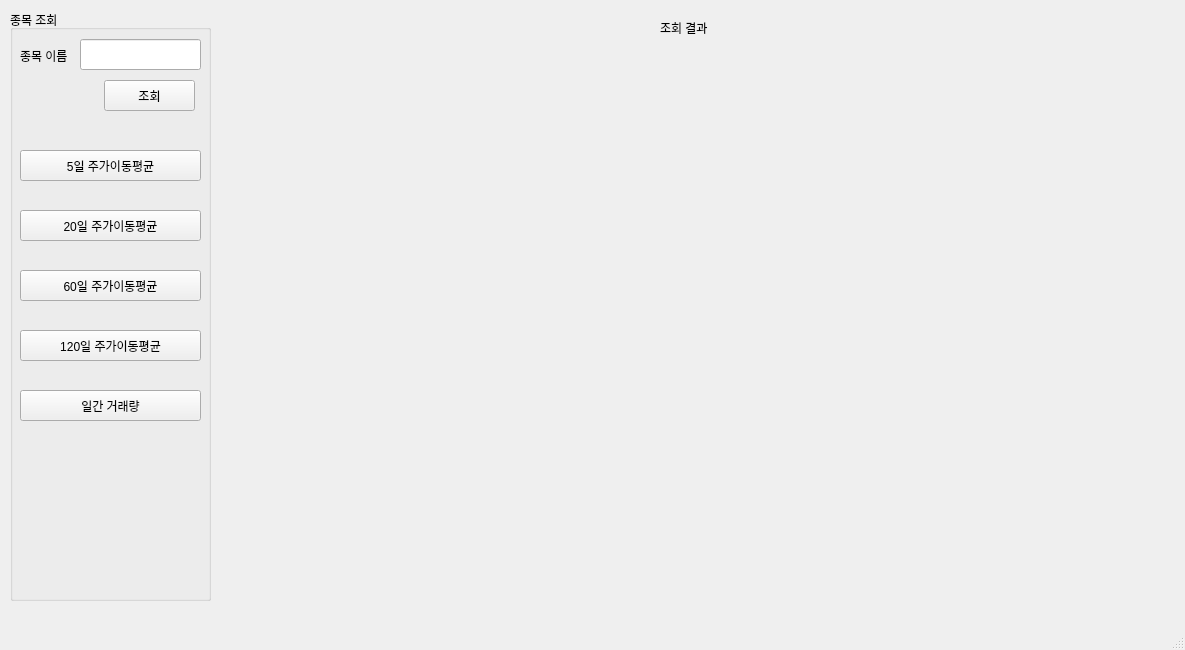
The window that pythonProject6/stockFinder.ui (Insung0424/pythonMini_project) describes before a commit, drawn with Qt 5.
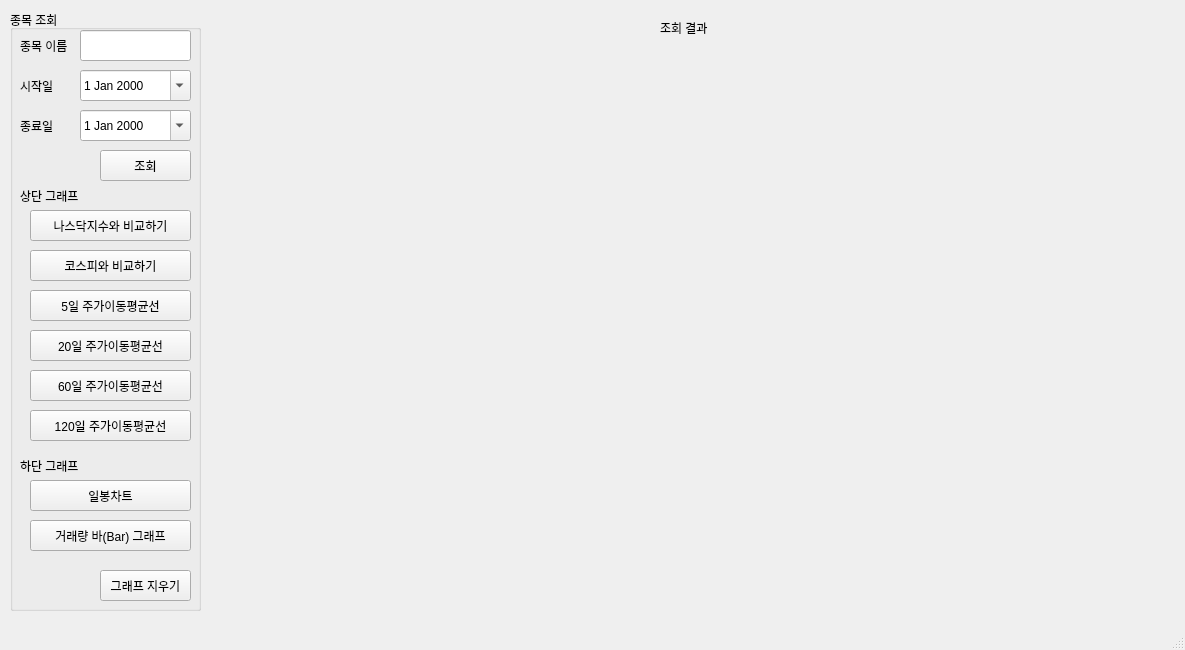
The same window after the commit. Icons and pictures are not drawn.

What changed in the file:
```diff
--- a/pythonProject6/stockFinder.ui
+++ b/pythonProject6/stockFinder.ui
@@ -23,8 +23,8 @@
      <rect>
       <x>10</x>
       <y>10</y>
-      <width>201</width>
-      <height>591</height>
+      <width>191</width>
+      <height>601</height>
      </rect>
     </property>
     <property name="title">
@@ -34,7 +34,7 @@
      <property name="geometry">
       <rect>
        <x>10</x>
-       <y>40</y>
+       <y>30</y>
        <width>56</width>
        <height>12</height>
       </rect>
@@ -46,8 +46,8 @@
     <widget class="QPushButton" name="pushButton">
      <property name="geometry">
       <rect>
-       <x>94</x>
-       <y>70</y>
+       <x>90</x>
+       <y>140</y>
        <width>91</width>
        <height>31</height>
       </rect>
@@ -59,78 +59,226 @@
     <widget class="QPushButton" name="pushButton_2">
      <property name="geometry">
       <rect>
-       <x>10</x>
-       <y>140</y>
-       <width>181</width>
+       <x>20</x>
+       <y>280</y>
+       <width>161</width>
        <height>31</height>
       </rect>
      </property>
      <property name="text">
-      <string>5일 주가이동평균</string>
+      <string>5일 주가이동평균선</string>
      </property>
     </widget>
     <widget class="QPushButton" name="pushButton_3">
      <property name="geometry">
       <rect>
-       <x>10</x>
-       <y>200</y>
-       <width>181</width>
+       <x>20</x>
+       <y>320</y>
+       <width>161</width>
        <height>31</height>
       </rect>
      </property>
      <property name="text">
-      <string>20일 주가이동평균</string>
+      <string>20일 주가이동평균선</string>
      </property>
     </widget>
     <widget class="QPushButton" name="pushButton_4">
      <property name="geometry">
       <rect>
-       <x>10</x>
-       <y>260</y>
-       <width>181</width>
+       <x>20</x>
+       <y>360</y>
+       <width>161</width>
        <height>31</height>
       </rect>
      </property>
      <property name="text">
-      <string>60일 주가이동평균</string>
+      <string>60일 주가이동평균선</string>
      </property>
     </widget>
     <widget class="QPushButton" name="pushButton_5">
      <property name="geometry">
       <rect>
-       <x>10</x>
-       <y>320</y>
-       <width>181</width>
+       <x>20</x>
+       <y>400</y>
+       <width>161</width>
        <height>31</height>
       </rect>
      </property>
      <property name="text">
-      <string>120일 주가이동평균</string>
+      <string>120일 주가이동평균선</string>
      </property>
     </widget>
     <widget class="QPushButton" name="pushButton_6">
      <property name="geometry">
       <rect>
-       <x>10</x>
-       <y>380</y>
-       <width>181</width>
+       <x>20</x>
+       <y>510</y>
+       <width>161</width>
        <height>31</height>
       </rect>
      </property>
      <property name="text">
-      <string>일간 거래량</string>
+      <string>거래량 바(Bar) 그래프</string>
      </property>
     </widget>
     <widget class="QLineEdit" name="lineEdit">
      <property name="geometry">
       <rect>
        <x>70</x>
-       <y>29</y>
-       <width>121</width>
+       <y>20</y>
+       <width>111</width>
        <height>31</height>
       </rect>
      </property>
     </widget>
+    <widget class="QDateEdit" name="dateEdit">
+     <property name="geometry">
+      <rect>
+       <x>70</x>
+       <y>60</y>
+       <width>111</width>
+       <height>31</height>
+      </rect>
+     </property>
+     <property name="calendarPopup">
+      <bool>true</bool>
+     </property>
+    </widget>
+    <widget class="QDateEdit" name="dateEdit_2">
+     <property name="geometry">
+      <rect>
+       <x>70</x>
+       <y>100</y>
+       <width>111</width>
+       <height>31</height>
+      </rect>
+     </property>
+     <property name="calendarPopup">
+      <bool>true</bool>
+     </property>
+    </widget>
+    <widget class="QLabel" name="label_3">
+     <property name="geometry">
+      <rect>
+       <x>10</x>
+       <y>70</y>
+       <width>56</width>
+       <height>12</height>
+      </rect>
+     </property>
+     <property name="text">
+      <string>시작일</string>
+     </property>
+    </widget>
+    <widget class="QLabel" name="label_4">
+     <property name="geometry">
+      <rect>
+       <x>10</x>
+       <y>176</y>
+       <width>71</width>
+       <height>20</height>
+      </rect>
+     </property>
+     <property name="text">
+      <string>상단 그래프</string>
+     </property>
+    </widget>
+    <widget class="QPushButton" name="pushButton_7">
+     <property name="geometry">
+      <rect>
+       <x>90</x>
+       <y>560</y>
+       <width>91</width>
+       <height>31</height>
+      </rect>
+     </property>
+     <property name="text">
+      <string>그래프 지우기</string>
+     </property>
+    </widget>
+    <widget class="QPushButton" name="pushButton_8">
+     <property name="geometry">
+      <rect>
+       <x>20</x>
+       <y>240</y>
+       <width>161</width>
+       <height>31</height>
+      </rect>
+     </property>
+     <property name="text">
+      <string>코스피와 비교하기</string>
+     </property>
+    </widget>
+    <widget class="QPushButton" name="pushButton_9">
+     <property name="geometry">
+      <rect>
+       <x>20</x>
+       <y>200</y>
+       <width>161</width>
+       <height>31</height>
+      </rect>
+     </property>
+     <property name="text">
+      <string>나스닥지수와 비교하기</string>
+     </property>
+    </widget>
+    <widget class="QPushButton" name="pushButton_10">
+     <property name="geometry">
+      <rect>
+       <x>20</x>
+       <y>470</y>
+       <width>161</width>
+       <height>31</height>
+      </rect>
+     </property>
+     <property name="text">
+      <string>일봉차트</string>
+     </property>
+    </widget>
+    <widget class="QLabel" name="label_5">
+     <property name="geometry">
+      <rect>
+       <x>10</x>
+       <y>445</y>
+       <width>71</width>
+       <height>21</height>
+      </rect>
+     </property>
+     <property name="text">
+      <string>하단 그래프</string>
+     </property>
+    </widget>
+    <widget class="QLabel" name="label_6">
+     <property name="geometry">
+      <rect>
+       <x>10</x>
+       <y>110</y>
+       <width>56</width>
+       <height>12</height>
+      </rect>
+     </property>
+     <property name="text">
+      <string>종료일</string>
+     </property>
+    </widget>
+    <zorder>label</zorder>
+    <zorder>pushButton</zorder>
+    <zorder>pushButton_2</zorder>
+    <zorder>pushButton_3</zorder>
+    <zorder>pushButton_4</zorder>
+    <zorder>pushButton_5</zorder>
+    <zorder>lineEdit</zorder>
+    <zorder>dateEdit</zorder>
+    <zorder>dateEdit_2</zorder>
+    <zorder>label_3</zorder>
+    <zorder>label_4</zorder>
+    <zorder>pushButton_7</zorder>
+    <zorder>pushButton_8</zorder>
+    <zorder>pushButton_9</zorder>
+    <zorder>pushButton_10</zorder>
+    <zorder>pushButton_6</zorder>
+    <zorder>label_5</zorder>
+    <zorder>label_6</zorder>
    </widget>
    <widget class="QWidget" name="verticalLayoutWidget">
     <property name="geometry">
```
